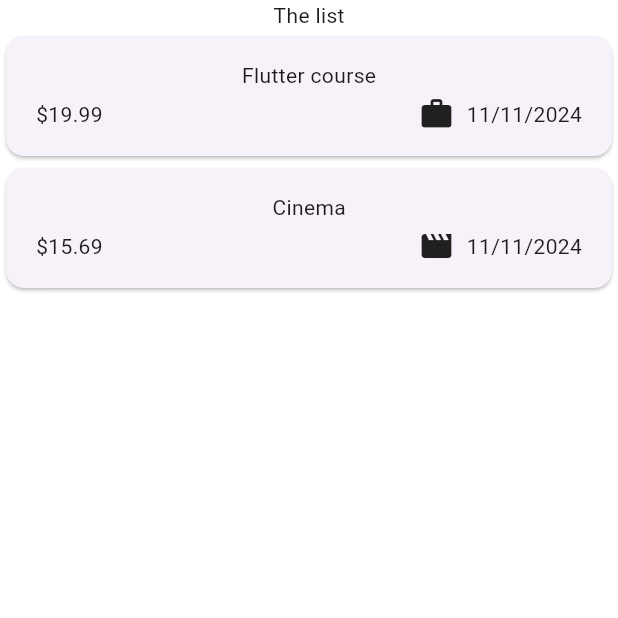
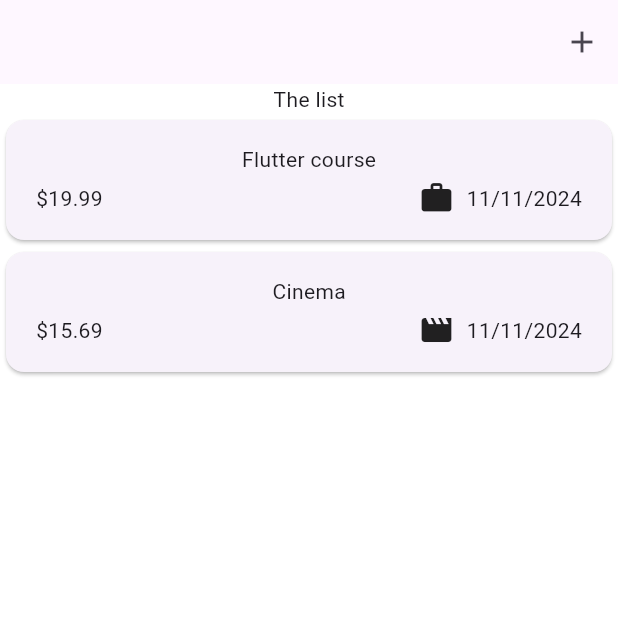
Before and after one commit to swapnilgt/flutter, a Flutter app: the screen it shows after launch, on a phone screen of 412 x 824 dp, the top half of it. Run offline on Flutter 3.47's test engine with Material 3 defaults, Android fonts, the phone set to English and light mode, and no system bars; our stand-ins replace google_fonts.

Commit message:
adding app bar

```diff
--- a/expense_tracker/lib/main.dart
+++ b/expense_tracker/lib/main.dart
@@ -4,6 +4,7 @@ import 'package:flutter/material.dart';
 void main() {
   runApp(
     MaterialApp(
+      theme: ThemeData(useMaterial3: true),
       home: Expenses(),
     ),
   );
--- a/expense_tracker/lib/ui/expenses.dart
+++ b/expense_tracker/lib/ui/expenses.dart
@@ -34,6 +34,14 @@ class _ExpenseState extends State<Expenses> {
     }
 
     return Scaffold(
+      appBar: AppBar(
+        actions: [
+          IconButton(
+            onPressed: () {},
+            icon: const Icon(Icons.add),
+          )
+        ],
+      ),
       body: AppBackground(
         child: activeWidget!,
       ),
```
